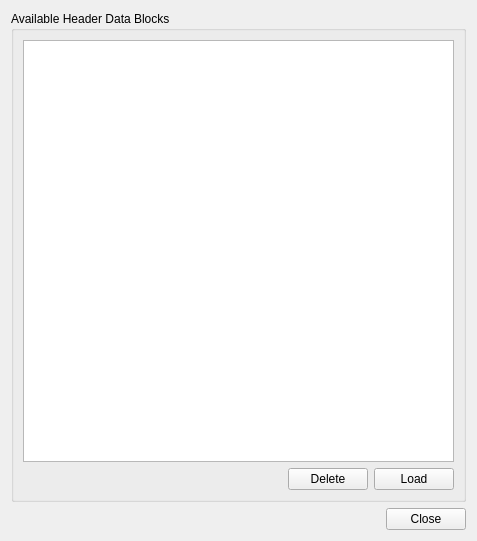
ensisoft/newsflash-plus, file app/gui/volumes.ui: the form before one commit.
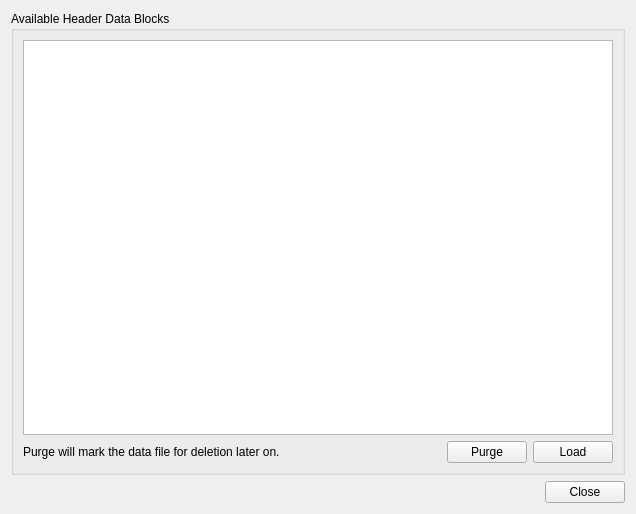
The form after the commit.

What changed in the file:
```diff
--- a/app/gui/volumes.ui
+++ b/app/gui/volumes.ui
@@ -6,8 +6,8 @@
    <rect>
     <x>0</x>
     <y>0</y>
-    <width>477</width>
-    <height>541</height>
+    <width>636</width>
+    <height>514</height>
    </rect>
   </property>
   <property name="windowTitle">
@@ -38,6 +38,13 @@
       </item>
       <item>
        <layout class="QHBoxLayout" name="horizontalLayout">
+        <item>
+         <widget class="QLabel" name="label">
+          <property name="text">
+           <string>Purge will mark the data file for deletion later on.</string>
+          </property>
+         </widget>
+        </item>
         <item>
          <spacer name="horizontalSpacer">
           <property name="orientation">
@@ -54,7 +61,7 @@
         <item>
          <widget class="QPushButton" name="btnDelete">
           <property name="text">
-           <string>Delete</string>
+           <string>Purge</string>
           </property>
          </widget>
         </item>
```
Left out of the diff: 2 changed lines with no effect on the pictures.
